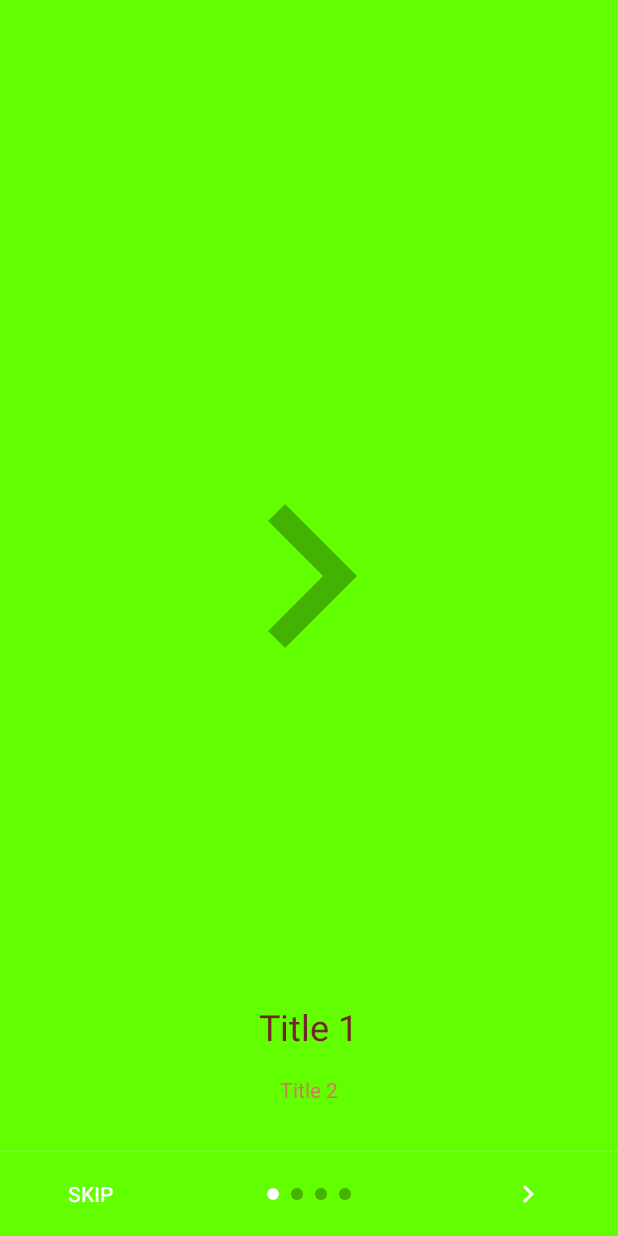
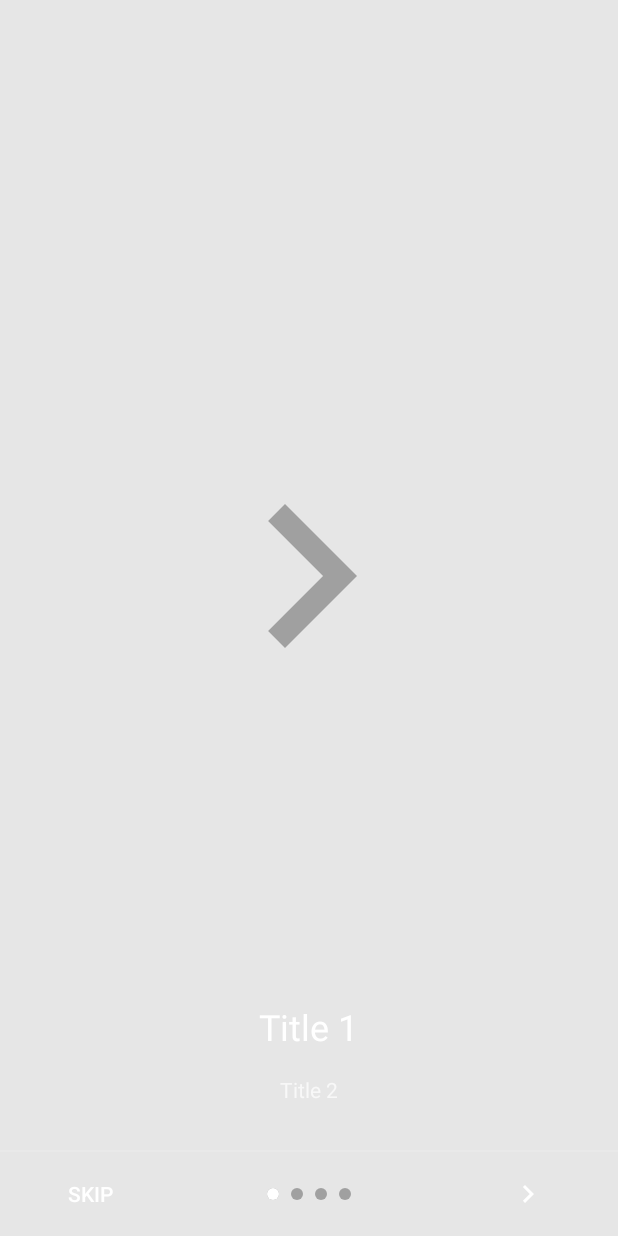
Before and after one commit to chyrta/AndroidOnboarder, an Android app: the screen it shows after launch (IntroActivity), on a phone screen of 412 x 824 dp. Run offline under Robolectric (Android 15) with nearby library versions, the phone set to English and light mode, and no system bars.

Commit message:
Set default background color, fixed NPE with support action bar

```diff
--- a/build.gradle
+++ b/build.gradle
@@ -6,7 +6,7 @@ buildscript {
     }
     dependencies {
         classpath 'com.android.tools.build:gradle:2.1.0-alpha5'
-
+        classpath 'com.novoda:bintray-release:0.3.4'
         // NOTE: Do not place your application dependencies here; they belong
         // in the individual module build.gradle files
     }
--- a/onboarder/src/main/java/com/chyrta/onboarder/OnboarderActivity.java
+++ b/onboarder/src/main/java/com/chyrta/onboarder/OnboarderActivity.java
@@ -30,7 +30,7 @@ public abstract class OnboarderActivity extends AppCompatActivity implements Vie
         super.onCreate(savedInstanceState);
         setContentView(R.layout.activity_onboarder);
         setStatusBackgroundColor();
-        getSupportActionBar().hide();
+        hideActionBar();
         circleIndicatorView = (CircleIndicatorView) findViewById(R.id.circle_indicator_view);
         ibNext = (ImageButton) findViewById(R.id.ib_next);
         btnSkip = (Button) findViewById(R.id.btn_skip);
@@ -102,6 +102,12 @@ public abstract class OnboarderActivity extends AppCompatActivity implements Vie
 
     }
 
+    private void hideActionBar() {
+        if (getSupportActionBar() != null) {
+            getSupportActionBar().hide();
+        }
+    }
+
     abstract public void onSkipButtonPressed();
     abstract public void onFinishButtonPressed();
 
--- a/onboarder/src/main/java/com/chyrta/onboarder/OnboarderFragment.java
+++ b/onboarder/src/main/java/com/chyrta/onboarder/OnboarderFragment.java
@@ -7,7 +7,6 @@ import android.support.annotation.DrawableRes;
 import android.support.annotation.StringRes;
 import android.support.v4.app.Fragment;
 import android.support.v4.content.ContextCompat;
-import android.util.Log;
 import android.view.LayoutInflater;
 import android.view.View;
 import android.view.ViewGroup;
--- a/onboarder/src/main/java/com/chyrta/onboarder/OnboarderPage.java
+++ b/onboarder/src/main/java/com/chyrta/onboarder/OnboarderPage.java
@@ -20,35 +20,41 @@ public class OnboarderPage {
     public OnboarderPage(String title, String description) {
         this.title = title;
         this.description = description;
+        this.backgroundColor = R.color.black_transparent;
     }
 
     public OnboarderPage(String title, String description, int imageResourceId) {
         this.title = title;
         this.description = description;
         this.imageResourceId = imageResourceId;
+        this.backgroundColor = R.color.black_transparent;
     }
 
     public OnboarderPage(String title, String description, Drawable imageResource) {
         this.title = title;
         this.description = description;
         this.imageResource = imageResource;
+        this.backgroundColor = R.color.black_transparent;
     }
 
     public OnboarderPage(int title, int description) {
         this.titleResourceId = title;
         this.descriptionResourceId = description;
+        this.backgroundColor = R.color.black_transparent;
     }
 
     public OnboarderPage(int title, int description, int imageResourceId) {
         this.titleResourceId = title;
         this.descriptionResourceId = description;
         this.imageResourceId = imageResourceId;
+        this.backgroundColor = R.color.black_transparent;
     }
 
     public OnboarderPage(int title, int description, Drawable imageResource) {
         this.titleResourceId = title;
         this.descriptionResourceId = description;
         this.imageResource = imageResource;
+        this.backgroundColor = R.color.black_transparent;
     }
 
     public String getTitle() {
--- a/sample/src/main/java/com/chyrta/androidonboarder/IntroActivity.java
+++ b/sample/src/main/java/com/chyrta/androidonboarder/IntroActivity.java
@@ -17,17 +17,8 @@ public class IntroActivity extends OnboarderActivity {
         super.onCreate(savedInstanceState);
 
         OnboarderPage onboarderPage1 = new OnboarderPage("Title 1", "Title 2", R.drawable.ic_chevron_right);
-        onboarderPage1.setTitleColor(R.color.colorPrimary);
-        onboarderPage1.setDescriptionColor(R.color.colorAccent);
-        onboarderPage1.setBackgroundColor(R.color.colorPrimaryDark);
         OnboarderPage onboarderPage2 = new OnboarderPage("Title 2", "Description 2");
-        onboarderPage2.setTitleColor(R.color.colorPrimaryDark);
-        onboarderPage2.setDescriptionColor(R.color.colorAccent);
-        onboarderPage2.setBackgroundColor(R.color.colorPrimary);
         OnboarderPage onboarderPage3 = new OnboarderPage("Title 3", "Description 3");
-        onboarderPage3.setTitleColor(R.color.colorPrimaryDark);
-        onboarderPage3.setDescriptionColor(R.color.colorAccent);
-        onboarderPage3.setBackgroundColor(R.color.colorAccent);
         OnboarderPage onboarderPage4 = new OnboarderPage("Title 4", "Description 4");
         onboarderPage4.setTitleColor(R.color.colorPrimaryDark);
         onboarderPage4.setDescriptionColor(R.color.colorAccent);
```
Also changed, not shown: onboarder/build.gradle (+14 -0 lines).
